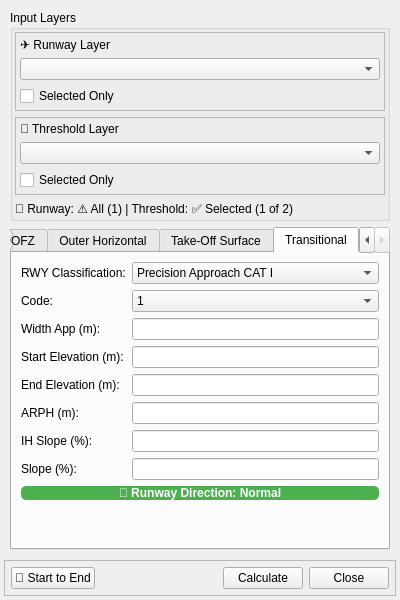
Above: qols/qols_panel_base.ui from FLYGHT7/qOLS before the change. Below: the same form after it.
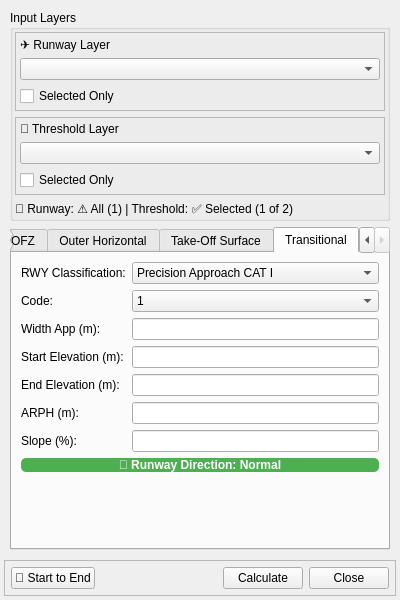
That is the form after the change. The open tabs and pages were chosen to show the change. Custom widgets are drawn as their Qt base class.

Commit message: Remove IHSlope parameter handling from UI and scripts for improved clarity and maintainability

Diff of the .ui file:
```diff
--- a/qols/qols_panel_base.ui
+++ b/qols/qols_panel_base.ui
@@ -1047,30 +1047,18 @@
          </widget>
         </item>
     <item row="6" column="0">
-     <widget class="QLabel" name="label_IHSlope_transitional">
-      <property name="text">
-       <string>IH Slope (%):</string>
-      </property>
-     </widget>
-    </item>
-        <item row="6" column="1">
-         <widget class="QLineEdit" name="spin_IHSlope_transitional">
-
-         </widget>
-        </item>
-    <item row="7" column="0">
      <widget class="QLabel" name="label_Tslope_transitional">
       <property name="text">
        <string>Slope (%):</string>
       </property>
      </widget>
     </item>
-        <item row="7" column="1">
+        <item row="6" column="1">
          <widget class="QLineEdit" name="spin_Tslope_transitional">
 
          </widget>
         </item>
-        <item row="8" column="0" colspan="2">
+        <item row="7" column="0" colspan="2">
          <widget class="QPushButton" name="button_rotate_transitional">
           <property name="text">
            <string>🔄 Runway Direction: Normal</string>
```
The commit also changes 2 other files.
